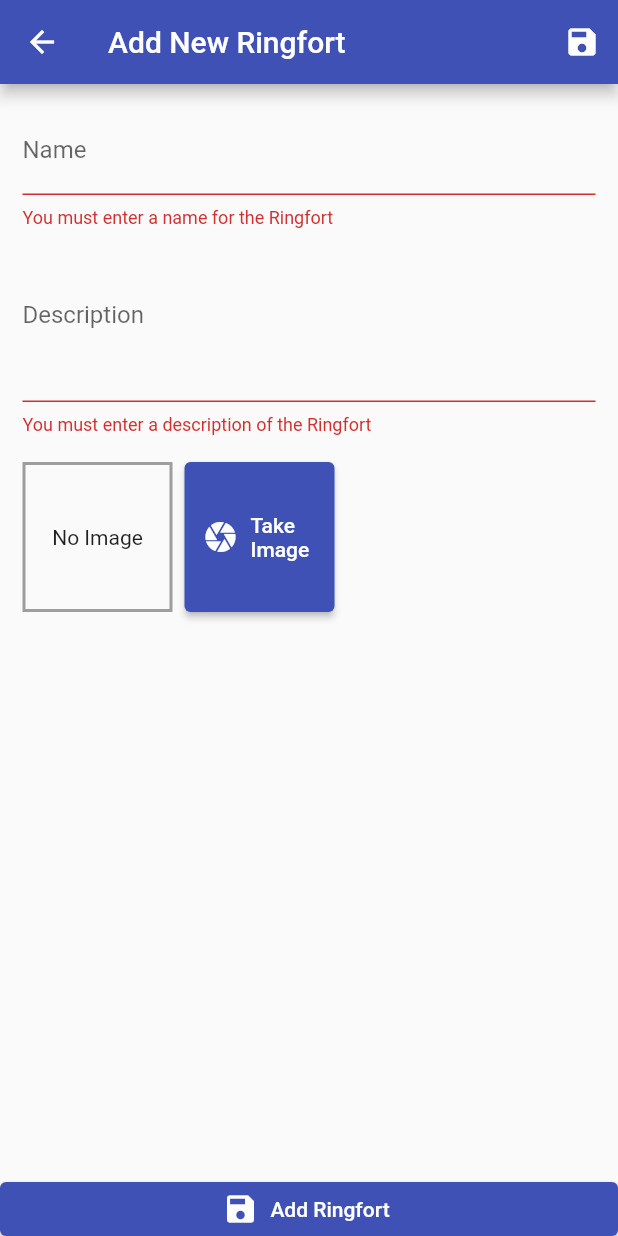
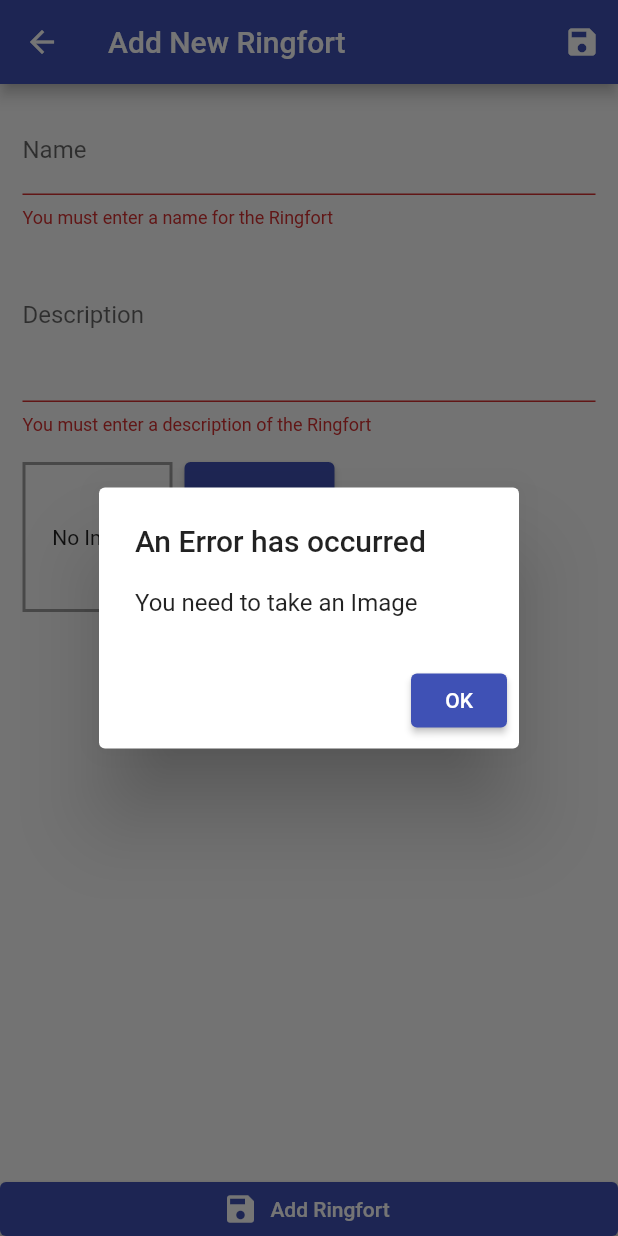
Before and after one commit to Davidcorrigan1/RingfortFlutterApp, a Flutter app: the AddRingfortScreen screen opened by its route, after a tap on "Add Ringfort", on a phone screen of 412 x 824 dp. Run offline on Flutter 3.47's test engine with Material 2 defaults, Android fonts, the phone set to English and light mode, and no system bars; our stand-ins replace image_picker.

Commit message:
display basic ringfort list with photo data stored locally

```diff
--- a/lib/models/historic_site.dart
+++ b/lib/models/historic_site.dart
@@ -2,13 +2,13 @@ import 'dart:io';
 import 'package:flutter/foundation.dart';
 
 class HistoricSite {
-  final String uid;
-  final String siteName;
-  final String siteDesc;
-  final double latitude;
-  final double longitude;
-  final String address;
-  final File image;
+  String uid;
+  String siteName;
+  String siteDesc;
+  double latitude;
+  double longitude;
+  String address;
+  File image;
 
   HistoricSite({
     @required this.uid,
--- a/lib/screens/add_ringfort_screen.dart
+++ b/lib/screens/add_ringfort_screen.dart
@@ -1,3 +1,4 @@
+import 'dart:io' as io;
 import 'package:flutter/material.dart';
 import 'package:provider/provider.dart';
 
@@ -15,9 +16,18 @@ class AddRingfortScreen extends StatefulWidget {
 }
 
 class _AddRingfortScreenState extends State<AddRingfortScreen> {
+  // The taken site image
+  io.File _siteImage;
+  // Focus node for the description field.
   final _descFocusNode = FocusNode();
   // Create a global key so we can interact with the widget from code
   final _form = GlobalKey<FormState>();
+
+  // Methd to save the taken image from image_input widget to this class
+  void _saveImage(io.File takenImage) {
+    _siteImage = takenImage;
+  }
+
   // Create an initialize HistoricSite object
   var _newSite = HistoricSite(
     uid: null,
@@ -35,10 +45,36 @@ class _AddRingfortScreenState extends State<AddRingfortScreen> {
     super.dispose();
   }
 
+  // Function will generate an error dialogue
+  void _showErrorDialog(String message) {
+    showDialog(
+      context: context,
+      builder: (ctx) => AlertDialog(
+        title: Text('An Error has occurred'),
+        content: Text(message),
+        actions: [
+          ElevatedButton(
+            onPressed: () {
+              Navigator.of(ctx).pop(); // Close the dialogue
+            },
+            child: Text('OK'),
+          ),
+        ],
+      ),
+    );
+  }
+
   // Function which will be call to submit form if there are
   // no validation errors found.
   void _saveForm() {
     final noErrors = _form.currentState.validate();
+
+    if (_siteImage == null) {
+      _showErrorDialog('You need to take an Image');
+      return;
+    } else {
+      _newSite.image = _siteImage;
+    }
 
     if (!noErrors) {
       return;
@@ -97,13 +133,7 @@ class _AddRingfortScreenState extends State<AddRingfortScreen> {
                           return null;
                         },
                         onSaved: (newValue) {
-                          _newSite = HistoricSite(
-                              uid: _newSite.uid,
-                              siteName: newValue,
-                              siteDesc: _newSite.siteDesc,
-                              latitude: _newSite.latitude,
-                              longitude: _newSite.longitude,
-                              image: _newSite.image);
+                          _newSite.siteName = newValue;
                         },
                       ),
                       //---------------------------
@@ -129,20 +159,14 @@ class _AddRingfortScreenState extends State<AddRingfortScreen> {
                         },
                         // what happens on saving the form
                         onSaved: (newValue) {
-                          _newSite = HistoricSite(
-                              uid: _newSite.uid,
-                              siteName: _newSite.siteName,
-                              siteDesc: newValue,
-                              latitude: _newSite.latitude,
-                              longitude: _newSite.longitude,
-                              image: _newSite.image);
+                          _newSite.siteDesc = newValue;
                         },
                       ),
                       SizedBox(
                         height: 10,
                       ),
-                      ImageInput(),
-
+                      // This is the widget which controlls taking the image
+                      ImageInput(onSaveImage: _saveImage),
                     ],
                   ),
                 ),
--- a/lib/widgets/image_input.dart
+++ b/lib/widgets/image_input.dart
@@ -2,10 +2,19 @@ import 'dart:io' as io;
 
 import 'package:flutter/material.dart';
 import 'package:image_picker/image_picker.dart';
+import 'package:path/path.dart' as pathHelp;
+import 'package:path_provider/path_provider.dart' as systemPath;
 
 class ImageInput extends StatefulWidget {
+  final Function onSaveImage;
+
+  // Class constructor taking in function to save image
+  const ImageInput({
+    @required this.onSaveImage,
+  });
+
   @override
-  _ImageInputState createState() => _ImageInputState();
+  State<ImageInput> createState() => _ImageInputState();
 }
 
 class _ImageInputState extends State<ImageInput> {
@@ -29,6 +38,16 @@ class _ImageInputState extends State<ImageInput> {
     setState(() {
       _siteImage = io.File(imageFile.path);
     });
+    // Get the location of the storage location for the application on IOS or Android
+    final applicationDirectory =
+        await systemPath.getApplicationDocumentsDirectory();
+    // Get the default camera filename for the image using path package
+    final fileName = pathHelp.basename(imageFile.path);
+    // Copy the site image file to the application directory and save location.
+    final savedSiteImage =
+        await _siteImage.copy('${applicationDirectory.path}/${fileName}');
+    print('The image was saved at ${savedSiteImage.path}');
+    widget.onSaveImage(savedSiteImage);
   }
 
   @override
--- a/pubspec.yaml
+++ b/pubspec.yaml
@@ -27,6 +27,10 @@ dependencies:
   provider: ^6.0.2
   # For camera images and picking images
   image_picker: ^0.8.4+4
+  # For finding usage stroage locations on devices
+  path_provider: ^2.0.8
+  # Helps with constructing file paths
+  path: ^1.8.0
 
 
   # The following adds the Cupertino Icons font to your application.
```
Also changed, not shown: lib/screens/ringforts_List_screen.dart (+25 -2 lines), pubspec.lock.
